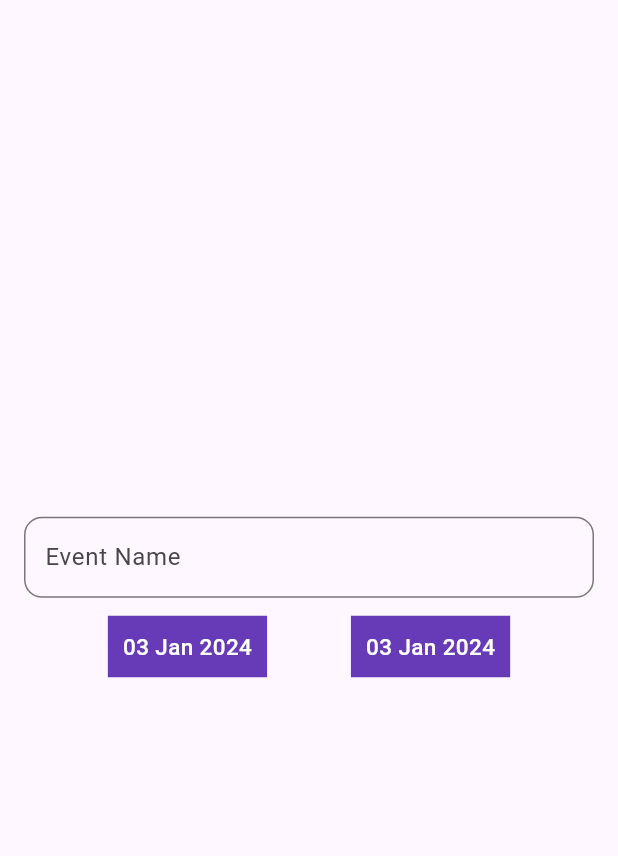
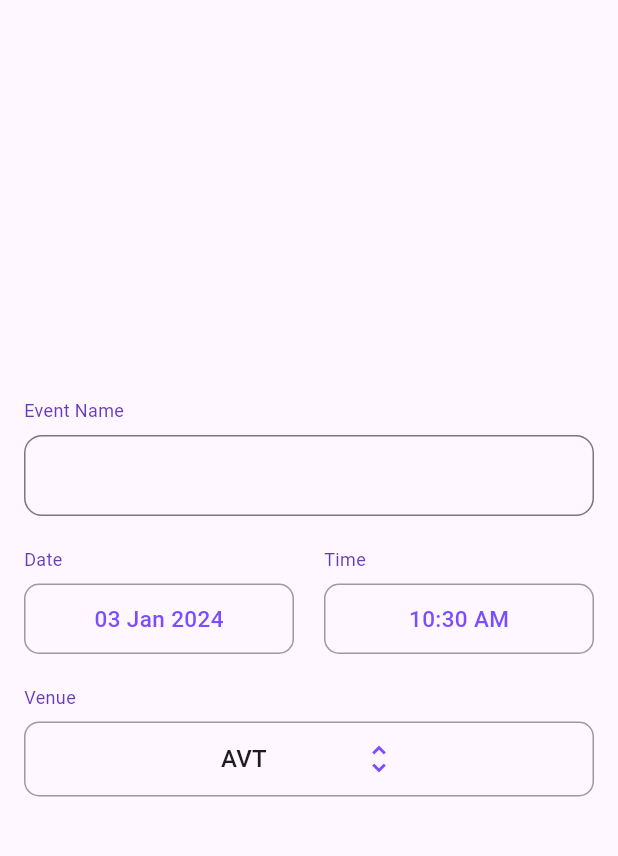
Before and after one commit to jasimrazi/VenueBookingApp, a Flutter app: the BookingPage screen opened directly, on a phone screen of 412 x 824 dp, the part 63-919 px from its top. Run offline on Flutter 3.47's test engine with Material 3 defaults, Android fonts, the phone set to English and light mode, and no system bars; our stand-ins replace firebase_auth, firebase_core, google_sign_in; missing offline and left inert: scroll_datetime_picker; accounts and stored records are empty.

Commit message:
Update BookingPage

```diff
--- a/lib/bookingpage.dart
+++ b/lib/bookingpage.dart
@@ -14,75 +14,175 @@ class _BookingPageState extends State<BookingPage> {
   DateTime time = DateTime.now();
   bool showDatePicker = false;
   bool showTimePicker = false;
+  String selectedVenue = 'AVT';
 
   @override
   Widget build(BuildContext context) {
-    return Scaffold(
+    return GestureDetector(
+      onTap: () {
+        setState(() {
+          showDatePicker = false;
+          showTimePicker = false;
+        });
+      },
+      child: Scaffold(
         appBar: MyAppBar(),
         body: Padding(
           padding: const EdgeInsets.all(16.0),
           child: Column(
             mainAxisAlignment: MainAxisAlignment.center,
+            crossAxisAlignment: CrossAxisAlignment.start,
             children: [
+              Text(
+                'Event Name',
+                style: TextStyle(fontSize: 12, color: Colors.deepPurple),
+              ),
+              SizedBox(
+                height: 8,
+              ),
               TextField(
                 decoration: InputDecoration(
-                hintText: "Event Name",
-                border:
-                    OutlineInputBorder(borderRadius: BorderRadius.circular(12)),
-                contentPadding:
-                    EdgeInsets.symmetric(vertical: 15.0, horizontal: 10.0),
+                  border: OutlineInputBorder(
+                    borderRadius: BorderRadius.circular(12),
+                  ),
+                  contentPadding: EdgeInsets.symmetric(
+                    vertical: 15.0,
+                    horizontal: 10.0,
+                  ),
                 ),
               ),
               SizedBox(
-              height: 12,
+                height: 20,
               ),
-            Column(
+              Row(
                 children: [
-                Row(
-                  mainAxisAlignment: MainAxisAlignment.spaceEvenly,
+                  Expanded(
+                    child: Column(
+                      crossAxisAlignment: CrossAxisAlignment.start,
                       children: [
+                        Text(
+                          'Date',
+                          style:
+                              TextStyle(fontSize: 12, color: Colors.deepPurple),
+                        ),
+                        SizedBox(
+                          height: 8,
+                        ),
                         GestureDetector(
                           onTap: () {
                             setState(() {
                               showDatePicker = !showDatePicker;
+                              showTimePicker = false;
                             });
                           },
                           child: Container(
-                        padding: EdgeInsets.all(10),
-                        // height: 100.0,
-                        color: Colors.deepPurple,
+                            padding: EdgeInsets.all(12.0),
+                            decoration: BoxDecoration(
+                              border: Border.all(color: Colors.black38),
+                              borderRadius: BorderRadius.circular(10.0),
+                            ),
                             alignment: Alignment.center,
                             child: Text(
                               '${DateFormat('dd MMM yyyy').format(time)}',
                               style: TextStyle(
                                 fontSize: 15.0,
                                 fontWeight: FontWeight.w500,
-                              color: Colors.white),
+                                color: Colors.deepPurpleAccent,
                               ),
                             ),
+                          ),
+                        ),
+                      ],
+                    ),
+                  ),
+                  SizedBox(
+                    width: 20,
+                  ),
+                  Expanded(
+                    child: Column(
+                      crossAxisAlignment: CrossAxisAlignment.start,
+                      children: [
+                        Text(
+                          'Time',
+                          style:
+                              TextStyle(fontSize: 12, color: Colors.deepPurple),
+                        ),
+                        SizedBox(
+                          height: 8,
                         ),
                         GestureDetector(
                           onTap: () {
                             setState(() {
                               showTimePicker = !showTimePicker;
+                              showDatePicker = false;
                             });
                           },
                           child: Container(
-                        // height: 100.0,
-                        padding: EdgeInsets.all(10),
-
-                        color: Colors.deepPurple,
+                            padding: EdgeInsets.all(12.0),
+                            decoration: BoxDecoration(
+                              border: Border.all(color: Colors.black38),
+                              borderRadius: BorderRadius.circular(10.0),
+                            ),
                             alignment: Alignment.center,
                             child: Text(
-                          '${DateFormat('dd MMM yyyy').format(time)}',
+                              '${DateFormat('hh:mm a').format(time)}',
                               style: TextStyle(
                                 fontSize: 15.0,
                                 fontWeight: FontWeight.w500,
-                              color: Colors.white),
+                                color: Colors.deepPurpleAccent,
+                              ),
                             ),
                           ),
                         ),
                       ],
+                    ),
+                  ),
+                ],
+              ),
+              SizedBox(
+                height: 20,
+              ),
+              Column(
+                crossAxisAlignment: CrossAxisAlignment.start,
+                children: [
+                  Text(
+                    'Venue',
+                    style: TextStyle(fontSize: 12, color: Colors.deepPurple),
+                  ),
+                  SizedBox(
+                    height: 8,
+                  ),
+                  Container(
+                    decoration: BoxDecoration(
+                      border: Border.all(color: Colors.black38),
+                      borderRadius: BorderRadius.circular(10.0),
+                    ),
+                    alignment: Alignment.center,
+                    child: DropdownButton<String>(
+                      value: selectedVenue,
+                      dropdownColor: Colors.deepPurpleAccent,
+                      onChanged: (String? newValue) {
+                        setState(() {
+                          selectedVenue = newValue!;
+                        });
+                      },
+                      items: <String>[
+                        'AVT',
+                        'Seminar Hall',
+                        'Auditorium',
+                      ].map<DropdownMenuItem<String>>((String value) {
+                        return DropdownMenuItem<String>(
+                          value: value,
+                          child: Text(value),
+                        );
+                      }).toList(),
+                      icon: Icon(
+                        Icons.unfold_more,
+                        color: Colors.deepPurpleAccent,
+                      ),
+                      iconSize: 24,
+                      underline: SizedBox(),
+                    ),
                   ),
                 ],
               ),
@@ -111,8 +211,7 @@ class _BookingPageState extends State<BookingPage> {
                     itemExtent: 54,
                     infiniteScroll: true,
                     dateOption: DateTimePickerOption(
-                    dateFormat: DateFormat('hhmm'),
-
+                      dateFormat: DateFormat('hh:mm a'),
                       minDate: DateTime(2000, 6),
                       maxDate: DateTime(2024, 6),
                       initialDate: time,
@@ -125,6 +224,7 @@ class _BookingPageState extends State<BookingPage> {
             ],
           ),
         ),
+      ),
     );
   }
 }
--- a/lib/homepage.dart
+++ b/lib/homepage.dart
@@ -1,6 +1,5 @@
 import 'package:flutter/material.dart';
 import 'package:venuebooking/appbar.dart';
-import 'package:venuebooking/bookingpage.dart';
 import 'package:venuebooking/loginstatus.dart';
 
 class HomePage extends StatefulWidget {
--- a/lib/profile.dart
+++ b/lib/profile.dart
@@ -1,5 +1,6 @@
 import 'package:flutter/material.dart';
 import 'package:firebase_auth/firebase_auth.dart';
+import 'package:venuebooking/loginpage.dart';
 
 class ProfilePage extends StatefulWidget {
   const ProfilePage({Key? key}) : super(key: key);
@@ -44,23 +45,42 @@ class _ProfilePageState extends State<ProfilePage> {
                   } else if (snapshot.hasError) {
                     return Text('Error loading user data');
                   } else if (!snapshot.hasData || snapshot.data == null) {
-                    return Text('User not signed in');
+                    return Column(
+                      children: [
+                        Text('User not signed in'),
+                        ElevatedButton(
+                          onPressed: () {
+                            Navigator.pushReplacement(
+                              context,
+                              MaterialPageRoute(
+                                  builder: (context) => LoginPage()),
+                            );
+                          },
+                          child: Text('Go back to Login'),
+                        ),
+                      ],
+                    );
                   } else {
                     User user = snapshot.data!;
-                    return Text(
+                    return Column(
+                      children: [
+                        Text(
                           '${user.displayName}',
                           style: TextStyle(fontSize: 24),
-                    );
-                  }
-                },
                         ),
                         ElevatedButton(
                           onPressed: () async {
                             await _auth.signOut();
                             Navigator.pop(
-                      context); // Pop the ProfilePage off the navigation stack
+                              context,
+                            ); // Pop the ProfilePage off the navigation stack
                           },
                           child: Text('Log Out'),
+                        ),
+                      ],
+                    );
+                  }
+                },
               ),
             ],
           ),
```
Lines whose indentation alone changed are shown as unchanged.
